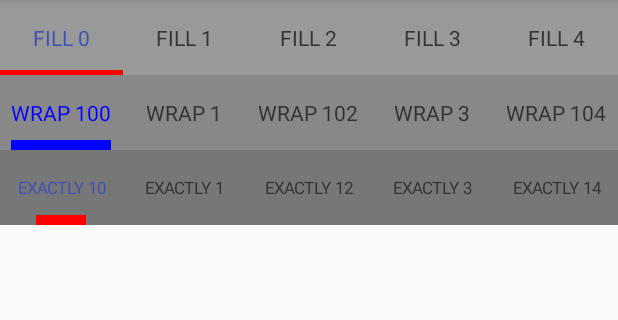
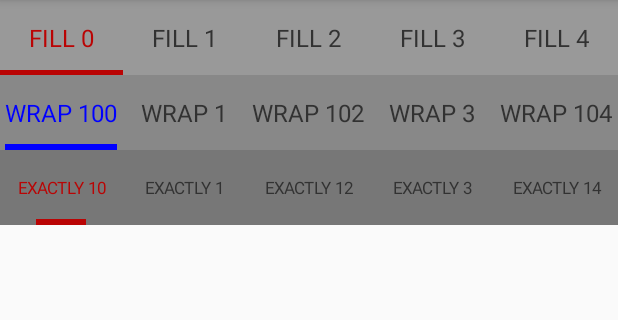
Before and after one commit to GaiayAndroid/SupportSimples, an Android app: the CommonTabLayoutActivity screen opened directly, with no data from a screen before it, on a phone screen of 412 x 824 dp, the part 84-404 px from its top. Run offline under Robolectric (Android 15) with nearby library versions, the phone set to English and light mode, and no system bars; 1 statement that could not run was skipped.

Commit message:
现在可以在theme中配置样式，并增加了demo

```diff
--- a/app/src/main/java/cn/gaiay/supportsimples/tablayout/CommonTabLayoutActivity.java
+++ b/app/src/main/java/cn/gaiay/supportsimples/tablayout/CommonTabLayoutActivity.java
@@ -58,7 +58,7 @@ public class CommonTabLayoutActivity extends AppCompatActivity {
 
     private void initFillTabLayout() {
         tabLayout1.setTabAdapter(new TitleTabAdapter(this, titles1));
-        StripTabIndicator indicator = new StripTabIndicator(StripTabIndicator.MODE_FILL);
+        StripTabIndicator indicator = new StripTabIndicator(this, StripTabIndicator.MODE_FILL);
         indicator.setIndicatorHeight(5);
         tabLayout1.setTabIndicator(indicator);
         tabLayout1.setViewPager(pager);
@@ -69,7 +69,7 @@ public class CommonTabLayoutActivity extends AppCompatActivity {
         TitleTabAdapter adapter = new TitleTabAdapter(this, titles2);
         adapter.setSelectedColor(Color.BLUE);
         tabLayout2.setTabAdapter(adapter);
-        StripTabIndicator indicator = new StripTabIndicator(StripTabIndicator.MODE_WRAP);
+        StripTabIndicator indicator = new StripTabIndicator(this, StripTabIndicator.MODE_WRAP);
         indicator.setIndicatorColor(Color.BLUE);
         tabLayout2.setTabIndicator(indicator);
         tabLayout2.setViewPager(pager);
@@ -80,7 +80,7 @@ public class CommonTabLayoutActivity extends AppCompatActivity {
         TitleTabAdapter adapter = new TitleTabAdapter(this, titles3);
         adapter.setTitleSize(11);
         tabLayout3.setTabAdapter(adapter);
-        StripTabIndicator indicator = new StripTabIndicator(StripTabIndicator.MODE_EXACTLY);
+        StripTabIndicator indicator = new StripTabIndicator(this, StripTabIndicator.MODE_EXACTLY);
         indicator.setIndicatorWidth(50);
         tabLayout3.setTabIndicator(indicator);
         tabLayout3.setViewPager(pager);
--- a/app/src/main/java/cn/gaiay/supportsimples/tablayout/ScrollableTabLayoutActivity.java
+++ b/app/src/main/java/cn/gaiay/supportsimples/tablayout/ScrollableTabLayoutActivity.java
@@ -44,7 +44,7 @@ public class ScrollableTabLayoutActivity extends AppCompatActivity {
         pager.setAdapter(new ViewPagerFragmentAdapter(getSupportFragmentManager(), fragments));
 
         tabLayout.setTabAdapter(new TitleTabAdapter(this, titles));
-        tabLayout.setTabIndicator(new StripTabIndicator(StripTabIndicator.MODE_WRAP));
+        tabLayout.setTabIndicator(new StripTabIndicator(this, StripTabIndicator.MODE_WRAP));
         tabLayout.setViewPager(pager);
         tabLayout.setup();
     }
--- a/app/src/main/res/values/styles.xml
+++ b/app/src/main/res/values/styles.xml
@@ -6,6 +6,14 @@
         <item name="colorPrimary">@color/colorPrimary</item>
         <item name="colorPrimaryDark">@color/colorPrimaryDark</item>
         <item name="colorAccent">@color/colorAccent</item>
+
+        <item name="tabLayoutTitleTextSize">16sp</item>
+        <item name="tabLayoutTitlePadding">16dp</item>
+        <item name="tabLayoutTitleSelectedColor">#ba0404</item>
+        <item name="tabLayoutTitleUnselectedColor">#323232</item>
+
+        <item name="tabLayoutIndicatorStripColor">#ba0404</item>
+        <item name="tabLayoutIndicatorStripHeight">4dp</item>
     </style>
 
 </resources>
--- a/tablayout-support/src/main/java/com/gaiay/library/tablayout/ScrollableTabLayout.java
+++ b/tablayout-support/src/main/java/com/gaiay/library/tablayout/ScrollableTabLayout.java
@@ -13,6 +13,9 @@ import com.gaiay.library.tablayout.indicator.TabIndicator;
 import com.gaiay.library.tablayout.listener.OnTabSelectedListener;
 
 /**
+ * 可以左右滚动的TabLayout
+ *
+ * @see CommonTabLayout
  * <p>Created by RenTao on 2017/9/17.
  */
 public class ScrollableTabLayout extends HorizontalScrollView implements ICommonTabLayout {
--- a/tablayout-support/src/main/java/com/gaiay/library/tablayout/adapter/TitleTabAdapter.java
+++ b/tablayout-support/src/main/java/com/gaiay/library/tablayout/adapter/TitleTabAdapter.java
@@ -36,11 +36,17 @@ public class TitleTabAdapter extends TabLayoutAdapter {
     @SuppressWarnings("ResourceType")
     private void parseAttrs() {
         final TypedArray typedArray = mContext.obtainStyledAttributes(ATTRS);
-        mTitleSize = typedArray.getDimensionPixelSize(0, 14);
+        // 获取title的textSize，并将px转换为sp
+        mTitleSize = typedArray.getDimensionPixelSize(0, mContext.getResources().getDimensionPixelSize(R.dimen.tab_layout_title_text_size));
+        mTitleSize = px2sp(mTitleSize);
         mTabPadding = typedArray.getDimensionPixelSize(1, mContext.getResources().getDimensionPixelSize(R.dimen.tab_layout_title_padding));
         mSelectedColor = typedArray.getColor(2, ContextCompat.getColor(mContext, R.color.tab_layout_title_selected_color));
         mUnselectedColor = typedArray.getColor(3, ContextCompat.getColor(mContext, R.color.tab_layout_title_unselected_color));
         typedArray.recycle();
+    }
+
+    private int px2sp(float pxValue) {
+        return (int) (pxValue / mContext.getResources().getDisplayMetrics().scaledDensity + 0.5f);
     }
 
     @Override
--- a/tablayout-support/src/main/java/com/gaiay/library/tablayout/indicator/StripTabIndicator.java
+++ b/tablayout-support/src/main/java/com/gaiay/library/tablayout/indicator/StripTabIndicator.java
@@ -1,13 +1,16 @@
 package com.gaiay.library.tablayout.indicator;
 
+import android.content.Context;
+import android.content.res.TypedArray;
 import android.graphics.Canvas;
-import android.graphics.Color;
 import android.graphics.Paint;
 import android.graphics.Rect;
 import android.support.annotation.IntDef;
+import android.support.v4.content.ContextCompat;
 import android.view.View;
 
 import com.gaiay.library.tablayout.CommonTabLayout;
+import com.rent.tablayout_support.R;
 
 import java.lang.annotation.Retention;
 import java.lang.annotation.RetentionPolicy;
@@ -23,39 +26,32 @@ public class StripTabIndicator extends TabIndicator {
     /** 指定宽度 */
     public static final int MODE_EXACTLY = 3;
 
+    private static final int[] ATTRS = { R.attr.tabLayoutIndicatorStripColor, R.attr.tabLayoutIndicatorStripHeight };
+
     @IntDef({ MODE_FILL, MODE_WRAP, MODE_EXACTLY })
     @Retention(RetentionPolicy.SOURCE)
     @interface Mode {}
 
     private Paint mPaint;
     private Rect mRect;
-    private int mIndicatorColor = Color.RED,
-                mIndicatorHeight = 10,
-                mIndicatorWidth;
-    private int mMode;
+    private int mMode, mIndicatorColor, mIndicatorHeight, mIndicatorWidth;
 
-    public StripTabIndicator() {
-        this(MODE_FILL);
+    public StripTabIndicator(Context context) {
+        this(context, MODE_FILL);
     }
 
-    public StripTabIndicator(@Mode int mode) {
+    public StripTabIndicator(Context context, @Mode int mode) {
         this.mMode = mode;
+
+        parseAttrs(context);
     }
 
-    public void setMode(@Mode int mode) {
-        this.mMode = mode;
-    }
-
-    public void setIndicatorColor(int color) {
-        this.mIndicatorColor = color;
-    }
-
-    public void setIndicatorHeight(int height) {
-        this.mIndicatorHeight = height;
-    }
-
-    public void setIndicatorWidth(int width) {
-        this.mIndicatorWidth = width;
+    @SuppressWarnings("ResourceType")
+    private void parseAttrs(Context context) {
+        final TypedArray typedArray = context.obtainStyledAttributes(ATTRS);
+        mIndicatorColor = typedArray.getColor(0, ContextCompat.getColor(context, R.color.tab_layout_indicator_strip_color));
+        mIndicatorHeight = typedArray.getDimensionPixelSize(1, context.getResources().getDimensionPixelSize(R.dimen.tab_layout_indicator_strip_height));
+        typedArray.recycle();
     }
 
     @Override
@@ -113,4 +109,20 @@ public class StripTabIndicator extends TabIndicator {
         }
         return rect;
     }
+
+    public void setMode(@Mode int mode) {
+        this.mMode = mode;
+    }
+
+    public void setIndicatorColor(int color) {
+        this.mIndicatorColor = color;
+    }
+
+    public void setIndicatorHeight(int height) {
+        this.mIndicatorHeight = height;
+    }
+
+    public void setIndicatorWidth(int width) {
+        this.mIndicatorWidth = width;
+    }
 }
--- a/tablayout-support/src/main/res/values/dimens.xml
+++ b/tablayout-support/src/main/res/values/dimens.xml
@@ -3,5 +3,5 @@
     <dimen name="tab_layout_title_text_size">14sp</dimen>
     <dimen name="tab_layout_title_padding">8dp</dimen>
 
-    <dimen name="tab_layout_indicator_strip_height">1dp</dimen>
+    <dimen name="tab_layout_indicator_strip_height">2dp</dimen>
 </resources>
```
Also changed, not shown: tablayout-support/src/main/java/com/gaiay/library/tablayout/CommonTabLayout.java (+19 -4 lines).
